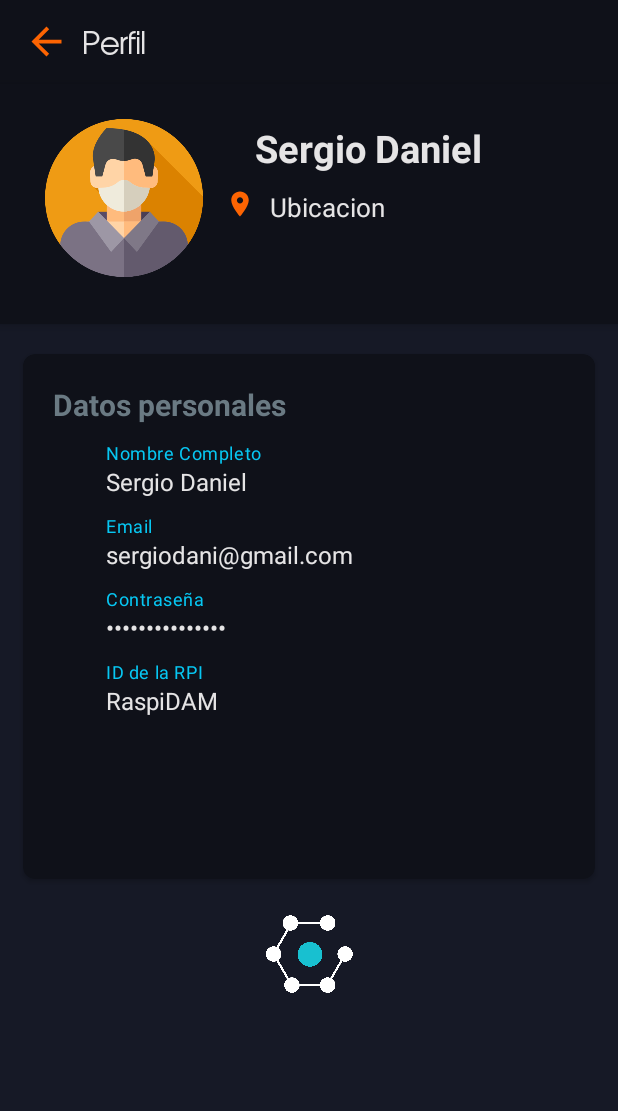
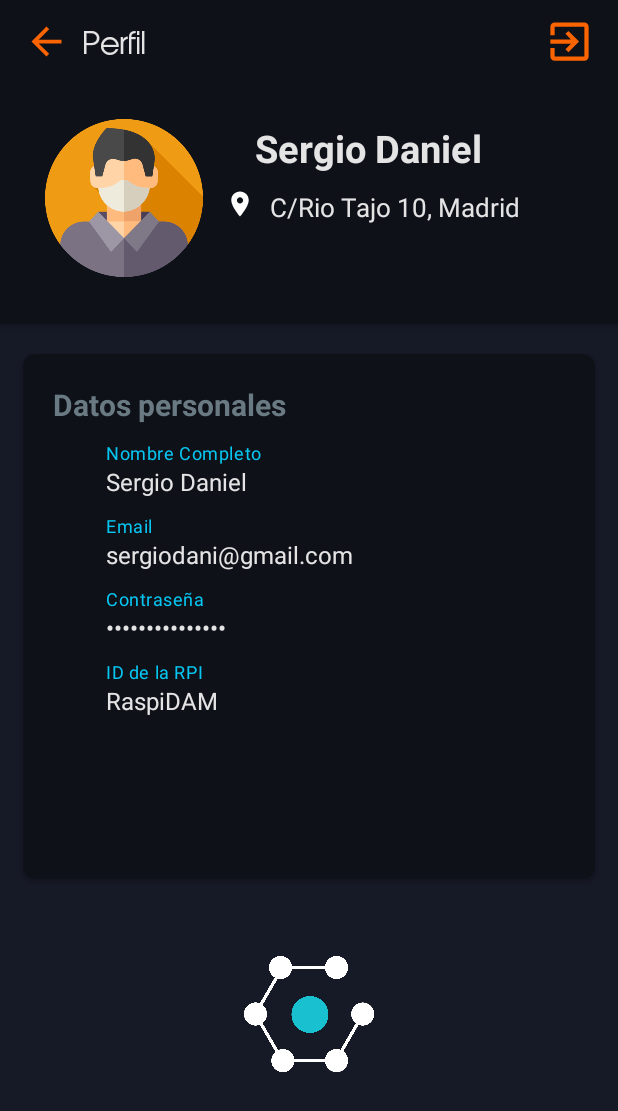
Before and after one commit to 2DAMUE/pfcjun21-dryice, an Android app: the ProfileActivity screen opened directly, with no data from a screen before it, on a phone screen of 412 x 824 dp. Shown: the top 1111 px of the screen. Run offline under Robolectric (Android 15) with nearby library versions, the phone set to English and light mode, and no system bars.

Commit message:
terminado alertdialog

```diff
--- a/app/src/main/AndroidManifest.xml
+++ b/app/src/main/AndroidManifest.xml
@@ -25,8 +25,10 @@
         android:roundIcon="@mipmap/ic_launcher_round"
         android:supportsRtl="true"
         android:theme="@style/Theme.DryIce">
-        <activity android:name=".screens.RaspberryRegisterActivity"
-            android:theme="@style/Theme.DryIce.NoActionBar"></activity>
+        <activity android:name=".screens.MapInformationActivity"></activity>
+        <activity
+            android:name=".screens.RaspberryRegisterActivity"
+            android:theme="@style/Theme.DryIce.NoActionBar" />
         <activity
             android:name=".screens.LoginActivity"
             android:theme="@style/Theme.DryIce.NoActionBar" />
--- a/app/src/main/java/com/sap/dryice/screens/GraphicsActivity.java
+++ b/app/src/main/java/com/sap/dryice/screens/GraphicsActivity.java
@@ -3,6 +3,7 @@ package com.sap.dryice.screens;
 import android.content.Intent;
 import android.os.Bundle;
 import android.view.MenuItem;
+import android.view.View;
 
 import androidx.annotation.NonNull;
 import androidx.appcompat.app.AppCompatActivity;
@@ -65,6 +66,10 @@ public class GraphicsActivity extends AppCompatActivity {
 
 
     }
+    public void toolbarIconToProfileActivity(View view) {
+        startActivity(new Intent(this, ProfileActivity.class));
+        overridePendingTransition(R.anim.slide_in_right, R.anim.stay);
+    }
 
 
 }
--- a/app/src/main/java/com/sap/dryice/screens/MapsActivity.java
+++ b/app/src/main/java/com/sap/dryice/screens/MapsActivity.java
@@ -286,6 +286,10 @@ public class MapsActivity extends FragmentActivity implements OnMapReadyCallback
             }
         });*/
     }
+    public void toolbarIconToProfileActivity(View view) {
+        startActivity(new Intent(this, ProfileActivity.class));
+        overridePendingTransition(R.anim.slide_in_right, R.anim.stay);
+    }
 
     private void drawLocationEvents(double latitud, double longitud, String name) {
         //Aqui se pasan las coordenadas
--- a/app/src/main/java/com/sap/dryice/screens/graphicsActivityFragments/PageFragment2.java
+++ b/app/src/main/java/com/sap/dryice/screens/graphicsActivityFragments/PageFragment2.java
@@ -37,7 +37,8 @@ public class PageFragment2 extends Fragment {
     private int[] datosRasp = new int[]{76, 22};
     private int[] datosRasp2 = new int[]{28, 22};
     private int[] datosRasp3 = new int[]{1269, 602};
-    private int[] datosColores = new int[]{Color.rgb(0,255,255), Color.rgb(252,100,2)};
+    private int[] datosColores = new int[]{Color.rgb(252,100,2), Color.rgb(0,255,255)};
+
 
 
     @Nullable
--- a/app/src/main/res/drawable/ic_baseline_location_on_24.xml
+++ /dev/null
@@ -1,10 +0,0 @@
-<vector xmlns:android="http://schemas.android.com/apk/res/android"
-    android:width="24dp"
-    android:height="24dp"
-    android:viewportWidth="24"
-    android:viewportHeight="24"
-    android:tint="@color/grafica_end">
-  <path
-      android:fillColor="@android:color/white"
-      android:pathData="M12,2C8.13,2 5,5.13 5,9c0,5.25 7,13 7,13s7,-7.75 7,-13c0,-3.87 -3.13,-7 -7,-7zM12,11.5c-1.38,0 -2.5,-1.12 -2.5,-2.5s1.12,-2.5 2.5,-2.5 2.5,1.12 2.5,2.5 -1.12,2.5 -2.5,2.5z"/>
-</vector>
--- /dev/null
+++ b/app/src/main/res/drawable/icono_cerrar_sesion.xml
@@ -0,0 +1,11 @@
+<vector xmlns:android="http://schemas.android.com/apk/res/android"
+    android:width="24dp"
+    android:height="24dp"
+    android:viewportWidth="24"
+    android:viewportHeight="24"
+    android:tint="@color/grafica_end"
+    android:autoMirrored="true">
+  <path
+      android:fillColor="@android:color/white"
+      android:pathData="M10.09,15.59L11.5,17l5,-5 -5,-5 -1.41,1.41L12.67,11H3v2h9.67l-2.58,2.59zM19,3H5c-1.11,0 -2,0.9 -2,2v4h2V5h14v14H5v-4H3v4c0,1.1 0.89,2 2,2h14c1.1,0 2,-0.9 2,-2V5c0,-1.1 -0.9,-2 -2,-2z"/>
+</vector>
--- /dev/null
+++ b/app/src/main/res/drawable/icono_find_location.xml
@@ -0,0 +1,5 @@
+<vector android:height="44dp" android:tint="#FFFFFF"
+    android:viewportHeight="24" android:viewportWidth="24"
+    android:width="44dp" xmlns:android="http://schemas.android.com/apk/res/android">
+    <path android:fillColor="@android:color/white" android:pathData="M12,2C8.13,2 5,5.13 5,9c0,5.25 7,13 7,13s7,-7.75 7,-13c0,-3.87 -3.13,-7 -7,-7zM12,11.5c-1.38,0 -2.5,-1.12 -2.5,-2.5s1.12,-2.5 2.5,-2.5 2.5,1.12 2.5,2.5 -1.12,2.5 -2.5,2.5z"/>
+</vector>
--- a/app/src/main/res/layout/activity_graphics.xml
+++ b/app/src/main/res/layout/activity_graphics.xml
@@ -36,7 +36,8 @@
                 android:layout_marginLeft="10dp"
                 android:layout_marginTop="7dp"
                 android:fontFamily="@font/abeatby_kai_regular"
-                android:textColor="@color/claroLetras"/>
+                android:textColor="@color/claroLetras"
+                />
 
         </LinearLayout>
         <LinearLayout
@@ -48,7 +49,8 @@
                 android:layout_width="34dp"
                 android:layout_height="34dp"
                 android:src="@drawable/hombre"
-               android:layout_marginRight="15dp"/>
+               android:layout_marginRight="15dp"
+                android:onClick="toolbarIconToProfileActivity"/>
 
         </LinearLayout>
 
--- a/app/src/main/res/layout/activity_profile.xml
+++ b/app/src/main/res/layout/activity_profile.xml
@@ -26,7 +26,8 @@
                 <ImageView
                     android:layout_width="30dp"
                     android:layout_height="30dp"
-                    android:src="@drawable/icono_atras_toolbar"/>
+                    android:src="@drawable/icono_atras_toolbar"
+                    android:onClick="toolbarIconToGraphicsActivity"/>
                 <TextView
                     android:layout_width="wrap_content"
                     android:layout_height="wrap_content"
@@ -38,7 +39,19 @@
                     android:textColor="@color/claroLetras"/>
 
             </LinearLayout>
+            <LinearLayout
+                android:layout_width="match_parent"
+                android:layout_height="match_parent"
+                android:gravity="right">
 
+                <ImageView
+                    android:layout_width="34dp"
+                    android:layout_height="34dp"
+                    android:src="@drawable/icono_cerrar_sesion"
+                    android:layout_marginRight="15dp"
+                    android:onClick="toolbarIconToLoginActivity"/>
+
+            </LinearLayout>
 
         </androidx.appcompat.widget.Toolbar>
 
@@ -76,13 +89,13 @@
                     <ImageView
                         android:layout_width="20dp"
                         android:layout_height="20dp"
-                        android:src="@drawable/ic_baseline_location_on_24"/>
+                        android:src="@drawable/icono_find_location"/>
 
                     <TextView
                         android:id="@+id/txt_location"
                         android:layout_width="wrap_content"
                         android:layout_height="wrap_content"
-                        android:text="Ubicacion"
+                        android:text="C/Rio Tajo 10, Madrid"
                         android:layout_marginStart="10dp"
                         android:textSize="17dp"
                         android:textColor="@color/claroLetras"/>
@@ -106,16 +119,12 @@
         </com.google.android.material.appbar.AppBarLayout>
 
 
-        <ScrollView
-            android:layout_width="match_parent"
-            android:layout_height="match_parent"
-            android:layout_alignParentTop="true">
+
             <LinearLayout
                 android:layout_width="match_parent"
                 android:layout_height="wrap_content"
                 android:orientation="vertical"
                 android:background="@color/oscuroPrimary">
-
 
 
                 <androidx.cardview.widget.CardView
@@ -252,13 +261,13 @@
                 </androidx.cardview.widget.CardView>
 
                 <ImageView
-                    android:layout_width="60dp"
-                    android:layout_height="60dp"
+                    android:layout_marginTop="20dp"
+                    android:layout_width="90dp"
+                    android:layout_height="100dp"
                     android:layout_gravity="center_horizontal"
-
                     android:src="@drawable/icono_dryice_toolbar" />
             </LinearLayout>
-        </ScrollView>
+
     </LinearLayout>
 
 
```
Also changed, not shown: app/src/main/java/com/sap/dryice/screens/MapInformationActivity.java (added, +16 -0 lines), app/src/main/java/com/sap/dryice/screens/ProfileActivity.java (+9 -0 lines), app/src/main/java/com/sap/dryice/screens/graphicsActivityFragments/PageFragment3.java (+37 -7 lines), app/src/main/res/layout/activity_map_information.xml (added, +180 -0 lines), app/src/main/res/layout/activity_maps.xml (+5 -3 lines), app/src/main/res/layout/main_page3.xml (+12 -11 lines), app/src/main/res/drawable-v24/icono_co2.png (added).
